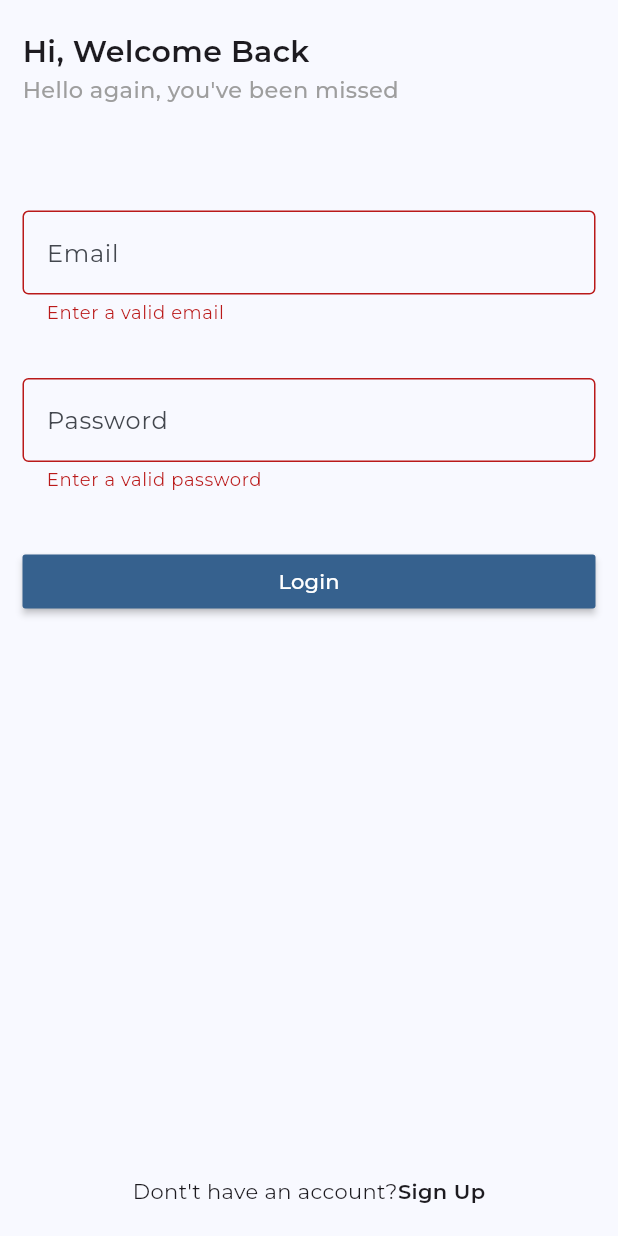
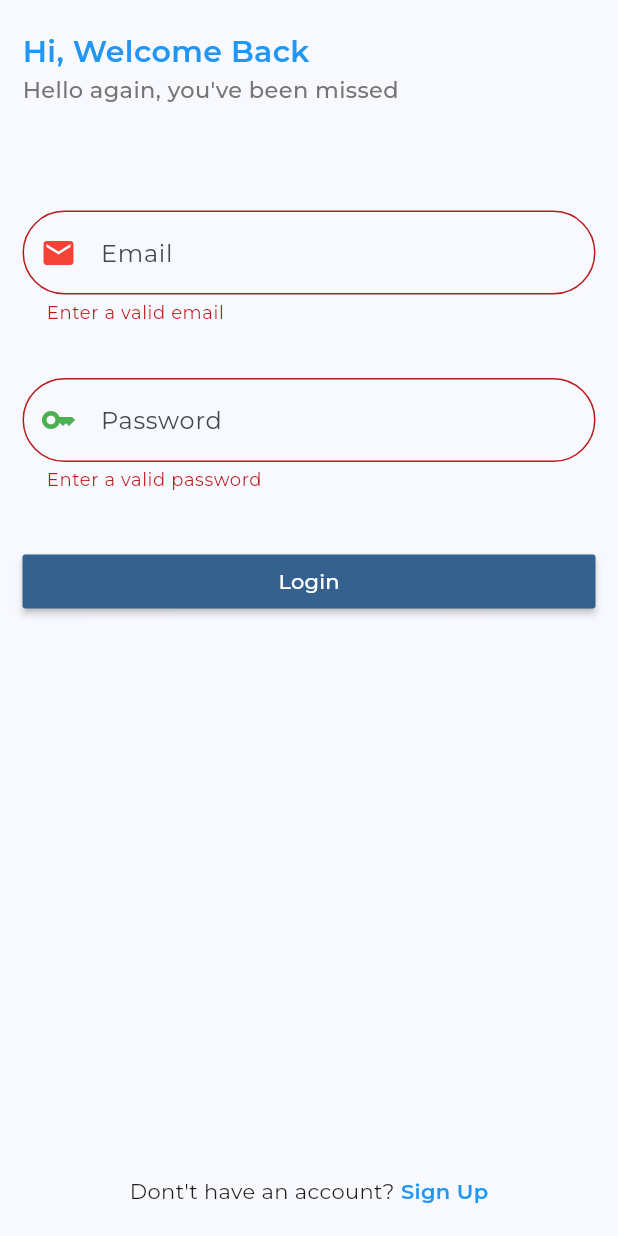
Before and after one commit to MayurThorat147/RealTime-Chat-Application, a Flutter app: the screen it shows after launch, after a tap on "Login", on a phone screen of 412 x 824 dp. Run offline on Flutter 3.47's test engine with Material 3 defaults, Android fonts, the phone set to English and light mode, and no system bars; our stand-ins replace cloud_firestore, dash_chat_2, delightful_toast, firebase_analytics, firebase_auth, firebase_core and 4 more; accounts and stored records are empty.

Commit message:
ui changes

```diff
--- a/lib/main.dart
+++ b/lib/main.dart
@@ -42,6 +42,7 @@ class MyApp extends StatelessWidget {
       ),
       initialRoute: _authService.user != null ? "/home" : "/login",
       routes: _navigationService.routes,
+      debugShowCheckedModeBanner: false,
     );
   }
 }
--- a/lib/pages/home_page.dart
+++ b/lib/pages/home_page.dart
@@ -48,6 +48,7 @@ class _HomePageState extends State<HomePage> {
                 _alertService.showToast(
                   text: "Successfully logged out:",
                   icon: Icons.check_circle,
+                  iconColor: Colors.green,
                 );
                 _navigationService.pushReplacementNamed("/login");
               }
--- a/lib/pages/login_page.dart
+++ b/lib/pages/login_page.dart
@@ -61,7 +61,7 @@ class _LoginPageState extends State<LoginPage> {
   Widget _headerText() {
     return SizedBox(
       width: MediaQuery.sizeOf(context).width,
-      child: const Column(
+      child: Column(
         mainAxisSize: MainAxisSize.max,
         mainAxisAlignment: MainAxisAlignment.start,
         crossAxisAlignment: CrossAxisAlignment.start,
@@ -69,16 +69,14 @@ class _LoginPageState extends State<LoginPage> {
           Text(
             "Hi, Welcome Back",
             style: TextStyle(
-              fontSize: 20,
-              fontWeight: FontWeight.w600,
-            ),
+                fontSize: 20, fontWeight: FontWeight.w600, color: Colors.blue),
           ),
           Text(
             "Hello again, you've been missed",
             style: TextStyle(
               fontSize: 15,
               fontWeight: FontWeight.w500,
-              color: Colors.grey,
+              color: Colors.grey.shade600,
             ),
           )
         ],
@@ -130,12 +128,18 @@ class _LoginPageState extends State<LoginPage> {
     return SizedBox(
       width: MediaQuery.sizeOf(context).width,
       child: MaterialButton(
+        color: Theme.of(context).colorScheme.primary,
         onPressed: () async {
           if (_loginFormKey.currentState?.validate() ?? false) {
             _loginFormKey.currentState?.save();
             bool result = await _authService.login(email!, password!);
             if (result) {
-              print("Login successful");
+              // print("Login successful");
+              _alertService.showToast(
+                text: "Successfully logged in:",
+                icon: Icons.check_circle,
+                iconColor: Colors.green,
+              );
               _navigationService.pushReplacementNamed("/home");
             } else {
               _alertService.showToast(
@@ -145,7 +149,6 @@ class _LoginPageState extends State<LoginPage> {
             }
           }
         },
-        color: Theme.of(context).colorScheme.primary,
         child: const Text(
           "Login",
           style: TextStyle(
@@ -164,15 +167,16 @@ class _LoginPageState extends State<LoginPage> {
         crossAxisAlignment: CrossAxisAlignment.end,
         children: [
           const Text("Dont't have an account?"),
+          SizedBox(
+            width: 4,
+          ),
           GestureDetector(
             onTap: () {
               _navigationService.pushNamed('/register');
             },
             child: const Text(
               "Sign Up",
-              style: TextStyle(
-                fontWeight: FontWeight.w600,
-              ),
+              style: TextStyle(fontWeight: FontWeight.w600, color: Colors.blue),
             ),
           ),
         ],
--- a/lib/services/alert_service.dart
+++ b/lib/services/alert_service.dart
@@ -16,6 +16,7 @@ class AlertService {
   void showToast({
     required String text,
     IconData icon = Icons.info,
+    Color iconColor = Colors.black,
   }) {
     try {
       DelightToastBar(
@@ -26,6 +27,7 @@ class AlertService {
               leading: Icon(
                 icon,
                 size: 28,
+                color: iconColor,
               ),
               title: Text(
                 text,
--- a/lib/widgets/custom_form_field.dart
+++ b/lib/widgets/custom_form_field.dart
@@ -18,6 +18,26 @@ class CustomFormField extends StatelessWidget {
     this.obscureText = false,
   });
 
+  Icon? _getPrefixIcon() {
+    if (hintText.toLowerCase().contains("email")) {
+      return const Icon(
+        Icons.email,
+        color: Colors.red,
+      );
+    } else if (hintText.toLowerCase().contains("password")) {
+      return const Icon(
+        Icons.key,
+        color: Colors.green,
+      );
+    } else if (hintText.toLowerCase().contains("name")) {
+      return const Icon(
+        Icons.person,
+        color: Colors.blue,
+      );
+    }
+    return null;
+  }
+
   @override
   Widget build(BuildContext context) {
     return SizedBox(
@@ -33,7 +53,18 @@ class CustomFormField extends StatelessWidget {
         },
         decoration: InputDecoration(
           hintText: hintText,
-          border: const OutlineInputBorder(),
+          prefixIcon: _getPrefixIcon(),
+          border: OutlineInputBorder(
+            borderRadius: BorderRadius.circular(30),
+          ),
+          enabledBorder: OutlineInputBorder(
+            borderRadius: BorderRadius.circular(30),
+            borderSide: const BorderSide(color: Colors.grey),
+          ),
+          focusedBorder: OutlineInputBorder(
+            borderRadius: BorderRadius.circular(30),
+            borderSide: const BorderSide(color: Colors.blue),
+          ),
         ),
       ),
     );
```
Also changed, not shown: lib/pages/register_page.dart (+37 -4 lines).
